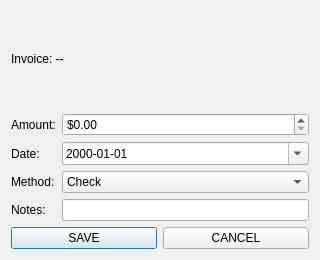
Qt form Qt Invoicing App/OSI-Invoicing/recordpaymentdialog.ui (RyanPowellBeard/Portfolio) before a commit.
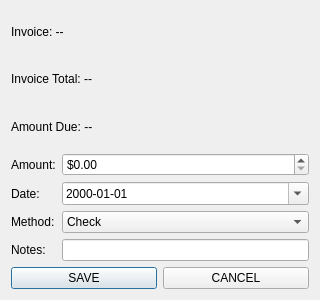
The same form after that commit.

Diff of the .ui file:
```diff
--- a/Qt Invoicing App/OSI-Invoicing/recordpaymentdialog.ui
+++ b/Qt Invoicing App/OSI-Invoicing/recordpaymentdialog.ui
@@ -7,7 +7,7 @@
     <x>0</x>
     <y>0</y>
     <width>320</width>
-    <height>260</height>
+    <height>300</height>
    </rect>
   </property>
   <property name="windowTitle">
@@ -21,6 +21,20 @@
      </property>
     </widget>
    </item>
+   <item>
+    <widget class="QLabel" name="InvoiceTotal_Label">
+     <property name="text">
+      <string>Invoice Total: --</string>
+     </property>
+    </widget>
+   </item>
+   <item>
+    <widget class="QLabel" name="BalanceDue_Label">
+     <property name="text">
+      <string>Amount Due: --</string>
+     </property>
+    </widget>
+   </item>
    <item>
     <layout class="QFormLayout" name="formLayout">
      <item row="0" column="0">
```
